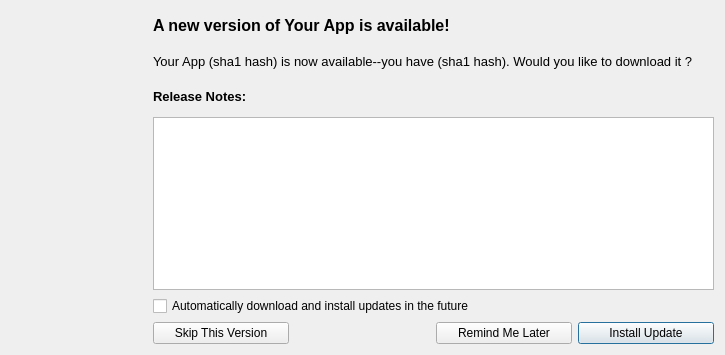
This is Widgets/SoftwareUpdateDialog.ui in probonopd/QtUpdateBridges as Qt 5 draws it before an edit. The edited form follows.
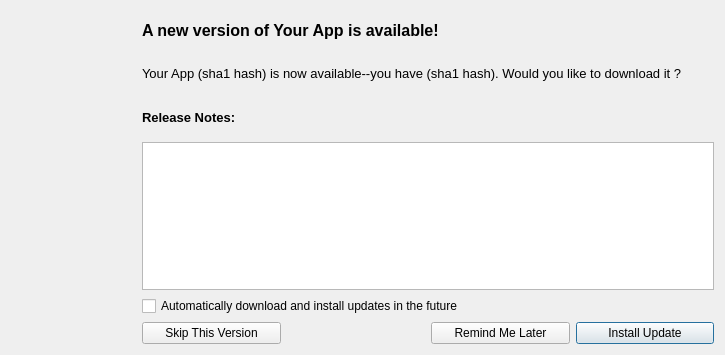
This is the edited form.

```diff
--- a/Widgets/SoftwareUpdateDialog.ui
+++ b/Widgets/SoftwareUpdateDialog.ui
@@ -58,14 +58,14 @@
       <widget class="QLabel" name="softwareIcon">
        <property name="minimumSize">
         <size>
-         <width>100</width>
-         <height>100</height>
+         <width>125</width>
+         <height>125</height>
         </size>
        </property>
        <property name="maximumSize">
         <size>
-         <width>256</width>
-         <height>256</height>
+         <width>125</width>
+         <height>125</height>
         </size>
        </property>
        <property name="text">
```
